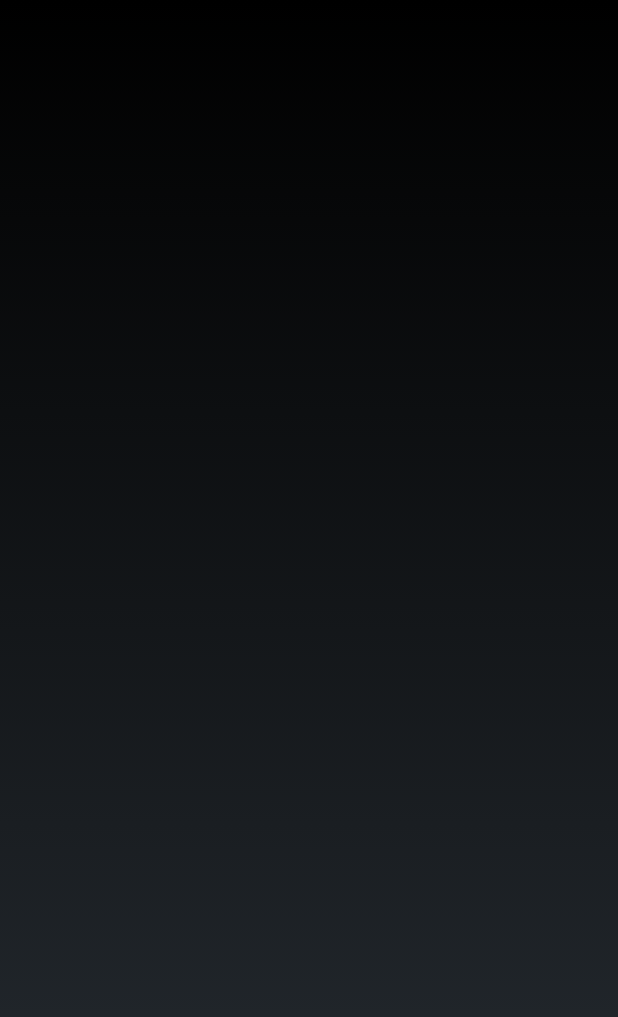
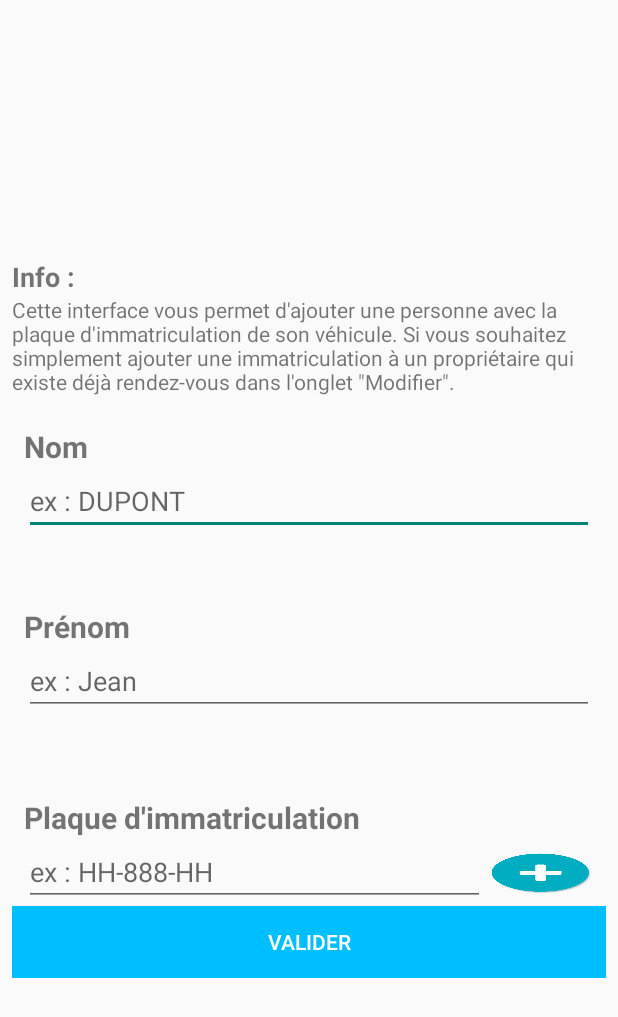
Before and after one commit to TeOdodin/Catchem, an Android app: the Menu_MD_ajouterDonner screen opened directly, with no data from a screen before it, on a phone screen of 412 x 824 dp. Shown: the top 1017 px of the screen. Run offline under Robolectric (Android 15) with nearby library versions, the phone set to English and light mode, and no system bars.

Commit message:
Menu designer ainsi que l'interface de la modification du mail

```diff
--- a/app/src/main/AndroidManifest.xml
+++ b/app/src/main/AndroidManifest.xml
@@ -12,21 +12,21 @@
         <activity android:name=".MainActivity">
             <intent-filter>
                 <action android:name="android.intent.action.MAIN" />
-
                 <category android:name="android.intent.category.LAUNCHER" />
             </intent-filter>
         </activity>
         <activity android:name=".Menu"
             android:label="Menu"/>
-        <activity android:name=".Menu_ModifierDonnee" />
+        <activity android:name=".Menu_ModifierDonnee"
+            android:label="Menu"/>
         <activity android:name=".Menu_Historique" />
         <activity android:name=".Menu_ModifierMail" />
         <activity android:name=".Menu_MD_ajouterDonner"
-            android:theme="@android:style/Theme.NoTitleBar"/>
+            android:theme="@style/Theme.AppCompat.Light.NoActionBar"/>
         <activity android:name=".Menu_MD_suprimeDonnee"
-            android:theme="@android:style/Theme.NoTitleBar"/>
+            android:theme="@style/Theme.AppCompat.Light.NoActionBar"/>
         <activity android:name=".Menu_MD_modifierDonnee"
-            android:theme="@android:style/Theme.NoTitleBar"></activity>
+            android:theme="@style/Theme.AppCompat.Light.NoActionBar"></activity>
     </application>
 
 </manifest>
--- a/app/src/main/java/com/example/daudin/catchem/Menu_MD_ajouterDonner.java
+++ b/app/src/main/java/com/example/daudin/catchem/Menu_MD_ajouterDonner.java
@@ -1,13 +1,43 @@
 package com.example.daudin.catchem;
 
+import android.annotation.SuppressLint;
 import android.support.v7.app.AppCompatActivity;
 import android.os.Bundle;
+import android.util.Log;
+import android.view.View;
+import android.view.ViewGroup;
+import android.view.Window;
+import android.widget.Button;
+import android.widget.EditText;
+import android.widget.LinearLayout;
 
 public class Menu_MD_ajouterDonner extends AppCompatActivity {
+
+    private Button ajouteImma;
+    private LinearLayout linearyLayoutImma;
+    private int nbLigne=0;
 
     @Override
     protected void onCreate(Bundle savedInstanceState) {
         super.onCreate(savedInstanceState);
         setContentView(R.layout.activity_menu_md_ajouter_donner);
+        this.ajouteImma = (Button) findViewById(R.id.ajouteImma);
+        final EditText nouvelleImma = new EditText(this);
+        this.ajouteImma.setOnClickListener(new View.OnClickListener() {
+            @Override
+            public void onClick(View v) {
+                if (nouvelleImma.getParent() != null){
+                    nouvelleImma.getParent().clearChildFocus(nouvelleImma);
+                }
+                linearyLayoutImma = (LinearLayout) findViewById(R.id.linearyLayoutImma);
+                LinearLayout.LayoutParams p = new LinearLayout.LayoutParams(ViewGroup.LayoutParams.MATCH_PARENT, ViewGroup.LayoutParams.WRAP_CONTENT);
+                nouvelleImma.setLayoutParams(p);
+                nouvelleImma.setHint("ex : HH-888-HH");
+                nouvelleImma.setId(nbLigne);
+                linearyLayoutImma.addView(nouvelleImma);
+                nbLigne++;
+            }
+        });
     }
+
 }
--- a/app/src/main/res/layout/activity_menu_md_ajouter_donner.xml
+++ b/app/src/main/res/layout/activity_menu_md_ajouter_donner.xml
@@ -6,4 +6,146 @@
     android:layout_height="match_parent"
     tools:context=".Menu_MD_ajouterDonner">
 
+    <LinearLayout
+        android:layout_width="match_parent"
+        android:layout_height="wrap_content"
+        android:layout_marginStart="8dp"
+        android:layout_marginTop="8dp"
+        android:layout_marginEnd="8dp"
+        android:layout_marginBottom="8dp"
+        android:gravity="center"
+        android:orientation="vertical"
+        app:layout_constraintBottom_toBottomOf="parent"
+        app:layout_constraintEnd_toEndOf="parent"
+        app:layout_constraintStart_toStartOf="parent"
+        app:layout_constraintTop_toTopOf="parent">
+
+        <TextView
+            android:id="@+id/textView8"
+            android:layout_width="match_parent"
+            android:layout_height="wrap_content"
+            android:text="Info :"
+            android:textSize="18sp"
+            android:textStyle="bold" />
+
+        <TextView
+            android:id="@+id/textView7"
+            android:layout_width="match_parent"
+            android:layout_height="wrap_content"
+            android:layout_marginBottom="20dp"
+            android:text="Cette interface vous permet d'ajouter une personne avec la plaque d'immatriculation de son véhicule. Si vous souhaitez simplement ajouter une immatriculation à un propriétaire qui existe déjà rendez-vous dans l'onglet &quot;Modifier&quot;." />
+
+        <LinearLayout
+            android:layout_width="match_parent"
+            android:layout_height="112dp"
+            android:layout_marginStart="8dp"
+            android:layout_marginEnd="8dp"
+            android:layout_marginBottom="8dp"
+            android:orientation="vertical"
+            app:layout_constraintBottom_toTopOf="@+id/linearLayout"
+            app:layout_constraintEnd_toEndOf="parent"
+            app:layout_constraintStart_toStartOf="parent">
+
+            <TextView
+                android:id="@+id/textView3"
+                android:layout_width="match_parent"
+                android:layout_height="wrap_content"
+                android:text="Nom"
+                android:textSize="20sp"
+                android:textStyle="bold"
+                tools:layout_editor_absoluteY="14dp" />
+
+            <EditText
+                android:id="@+id/editText2"
+                android:layout_width="match_parent"
+                android:layout_height="wrap_content"
+                android:ems="10"
+                android:hint="ex : DUPONT"
+                android:inputType="textPersonName"
+                tools:layout_editor_absoluteX="411dp" />
+
+        </LinearLayout>
+
+        <LinearLayout
+            android:id="@+id/linearLayout"
+            android:layout_width="match_parent"
+            android:layout_height="119dp"
+            android:layout_marginStart="8dp"
+            android:layout_marginEnd="8dp"
+            android:orientation="vertical"
+            app:layout_constraintEnd_toEndOf="parent"
+            app:layout_constraintHorizontal_bias="0.0"
+            app:layout_constraintStart_toStartOf="parent"
+            tools:layout_editor_absoluteY="244dp">
+
+            <TextView
+                android:id="@+id/textView5"
+                android:layout_width="match_parent"
+                android:layout_height="wrap_content"
+                android:text="Prénom"
+                android:textSize="20sp"
+                android:textStyle="bold" />
+
+            <EditText
+                android:id="@+id/editText3"
+                android:layout_width="match_parent"
+                android:layout_height="wrap_content"
+                android:ems="10"
+                android:hint="ex : Jean"
+                android:inputType="textPersonName" />
+        </LinearLayout>
+
+        <LinearLayout
+            android:id="@+id/linearyLayoutImma"
+            android:layout_width="match_parent"
+            android:layout_height="wrap_content"
+            android:layout_marginStart="8dp"
+            android:layout_marginTop="8dp"
+            android:layout_marginEnd="8dp"
+            android:orientation="vertical"
+            app:layout_constraintEnd_toEndOf="parent"
+            app:layout_constraintHorizontal_bias="0.0"
+            app:layout_constraintStart_toStartOf="parent"
+            app:layout_constraintTop_toBottomOf="@+id/linearLayout">
+
+            <TextView
+                android:id="@+id/textView6"
+                android:layout_width="match_parent"
+                android:layout_height="wrap_content"
+                android:text="Plaque d'immatriculation"
+                android:textSize="20sp"
+                android:textStyle="bold" />
+
+            <LinearLayout
+                android:layout_width="match_parent"
+                android:layout_height="match_parent"
+                android:orientation="horizontal">
+
+                <EditText
+                    android:id="@+id/editText4"
+                    android:layout_width="307dp"
+                    android:layout_height="wrap_content"
+                    android:ems="10"
+                    android:hint="ex : HH-888-HH"
+                    android:inputType="textPersonName" />
+
+                <Button
+                    android:id="@+id/ajouteImma"
+                    android:layout_width="20dp"
+                    android:layout_height="30dp"
+                    android:layout_weight="1"
+                    android:background="@drawable/plus" />
+            </LinearLayout>
+
+        </LinearLayout>
+
+        <Button
+            android:id="@+id/button2"
+            android:layout_width="match_parent"
+            android:layout_height="wrap_content"
+            android:background="@color/colorButton"
+            android:text="Valider"
+            android:textColor="@android:color/background_light" />
+    </LinearLayout>
+
 </android.support.constraint.ConstraintLayout>
--- a/app/src/main/res/layout/activity_modifier_mail.xml
+++ b/app/src/main/res/layout/activity_modifier_mail.xml
@@ -48,7 +48,7 @@
             style="@style/Widget.AppCompat.Button.Colored"
             android:layout_width="match_parent"
             android:layout_height="wrap_content"
-            android:backgroundTint="#00BFFF"
+            android:backgroundTint="@color/colorButton"
             android:text="Enregistrer"
             android:textSize="14sp" />
     </LinearLayout>
--- a/app/src/main/res/values/colors.xml
+++ b/app/src/main/res/values/colors.xml
@@ -3,4 +3,6 @@
     <color name="colorPrimary">#008577</color>
     <color name="colorPrimaryDark">#00574B</color>
     <color name="colorAccent">#D81B60</color>
+    <color name="colorButton">#00BFFF</color>
+
 </resources>
```
Also changed, not shown: app/src/main/res/drawable/plus.png (added).
